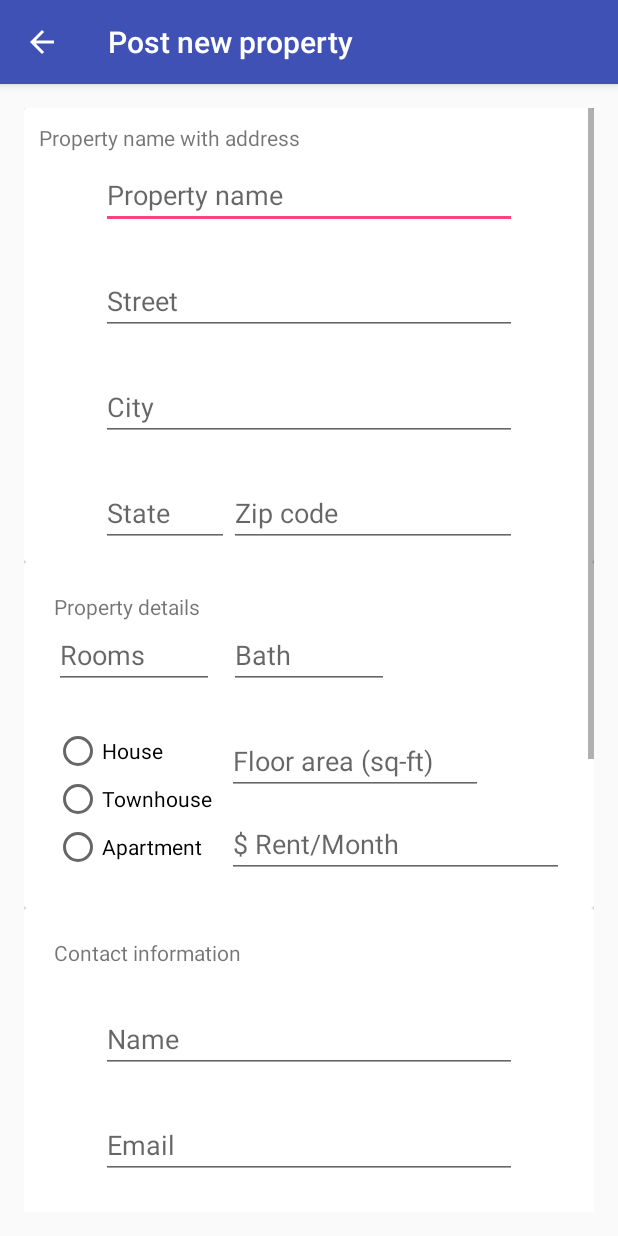
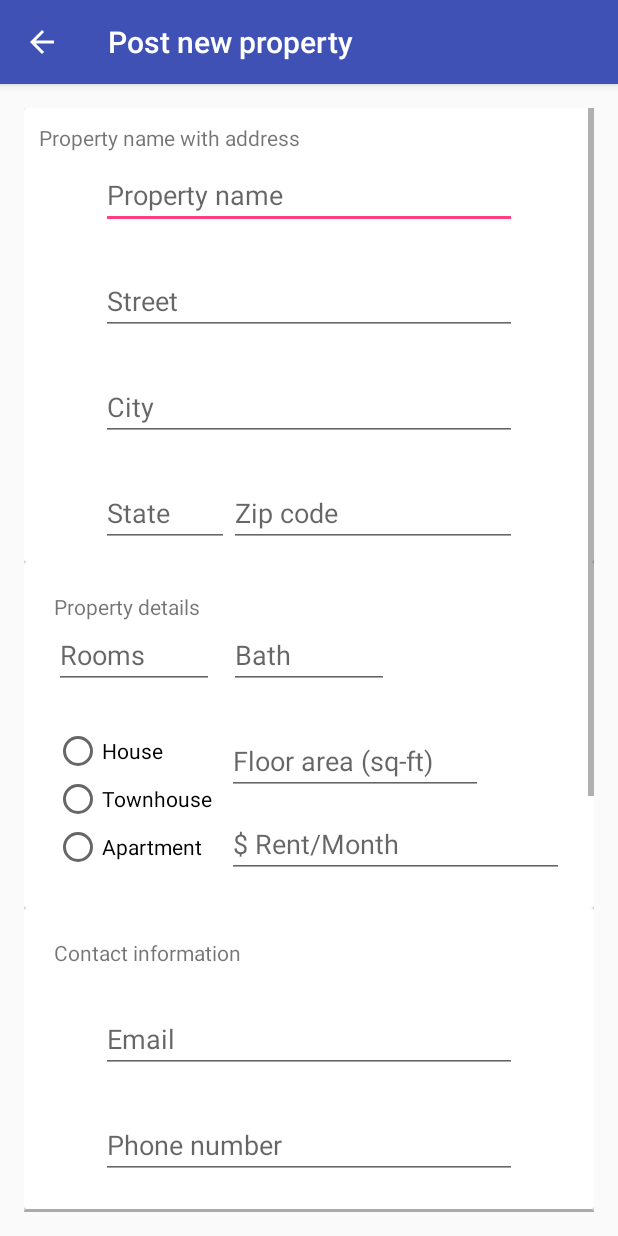
Before and after one commit to CMPE277Shelter/shelterApp, an Android app: the PostPropertyFragment screen opened directly, with no data from a screen before it, on a phone screen of 412 x 824 dp. Run offline under Robolectric (Android 15) with nearby library versions, the phone set to English and light mode, and no system bars.

Commit message:
Committing before merging

```diff
--- a/Shelter/app/src/main/res/layout/post_property_fragment.xml
+++ b/Shelter/app/src/main/res/layout/post_property_fragment.xml
@@ -181,16 +181,6 @@
                 android:layout_width="wrap_content"
                 android:layout_height="wrap_content"
                 android:text="@string/contact_info"/>
-            <EditText android:id="@+id/person_name"
-                android:layout_width="wrap_content"
-                android:layout_height="wrap_content"
-                android:ems="13"
-                android:hint="Name"
-                android:inputType="textPersonName|textCapWords"
-                android:layout_below="@id/contact_info_label"
-                android:layout_centerHorizontal="true"
-                android:layout_marginTop="25dp"
-                android:imeOptions="actionNext"/>
 
             <EditText android:id="@+id/email"
                 android:layout_width="wrap_content"
@@ -198,7 +188,7 @@
                 android:ems="13"
                 android:hint="Email"
                 android:inputType="textEmailAddress"
-                android:layout_below="@id/person_name"
+                android:layout_below="@id/contact_info_label"
                 android:layout_centerHorizontal="true"
                 android:layout_marginTop="25dp"
                 android:imeOptions="actionNext"/>
```
Also changed, not shown: Shelter/app/src/main/java/com/android/shelter/user/landlord/PostPropertyFragment.java (+0 -20 lines).
